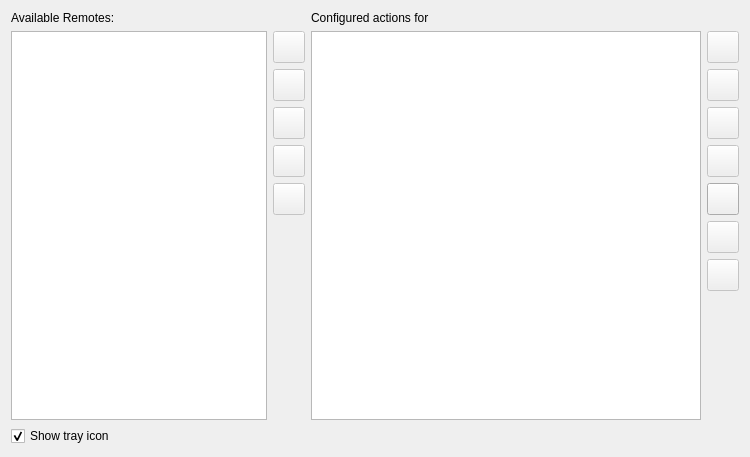
Above: kcmremotecontrol/configurationwidget.ui from KDE/kremotecontrol before the change. Below: the same form after it.
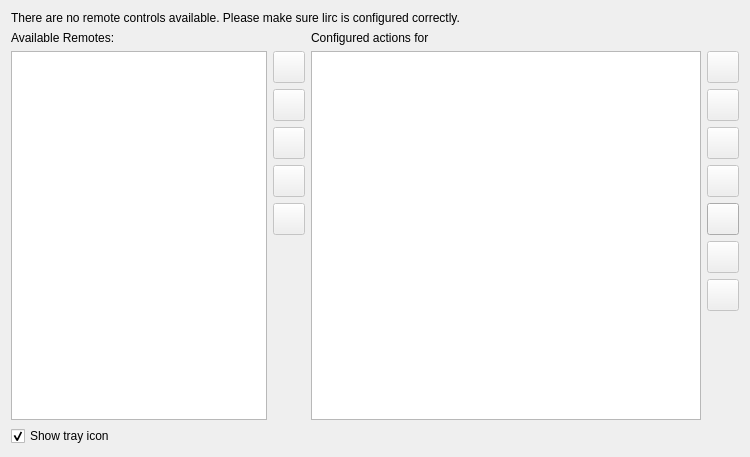
That is the form after the change. Custom widgets are drawn as their Qt base class.

Commit message: Tell the user to set up lirc if no remote controls are available.

The edit to the form file:
```diff
--- a/kcmremotecontrol/configurationwidget.ui
+++ b/kcmremotecontrol/configurationwidget.ui
@@ -399,6 +399,13 @@
      </property>
     </widget>
    </item>
+   <item row="0" column="0" colspan="4">
+    <widget class="QLabel" name="lNoRemotesWarning">
+     <property name="text">
+      <string>There are no remote controls available. Please make sure lirc is configured correctly.</string>
+     </property>
+    </widget>
+   </item>
   </layout>
  </widget>
  <customwidgets>
```
Left out of the diff: 4 changed lines with no effect on the pictures. The commit also changes 1 other file.
